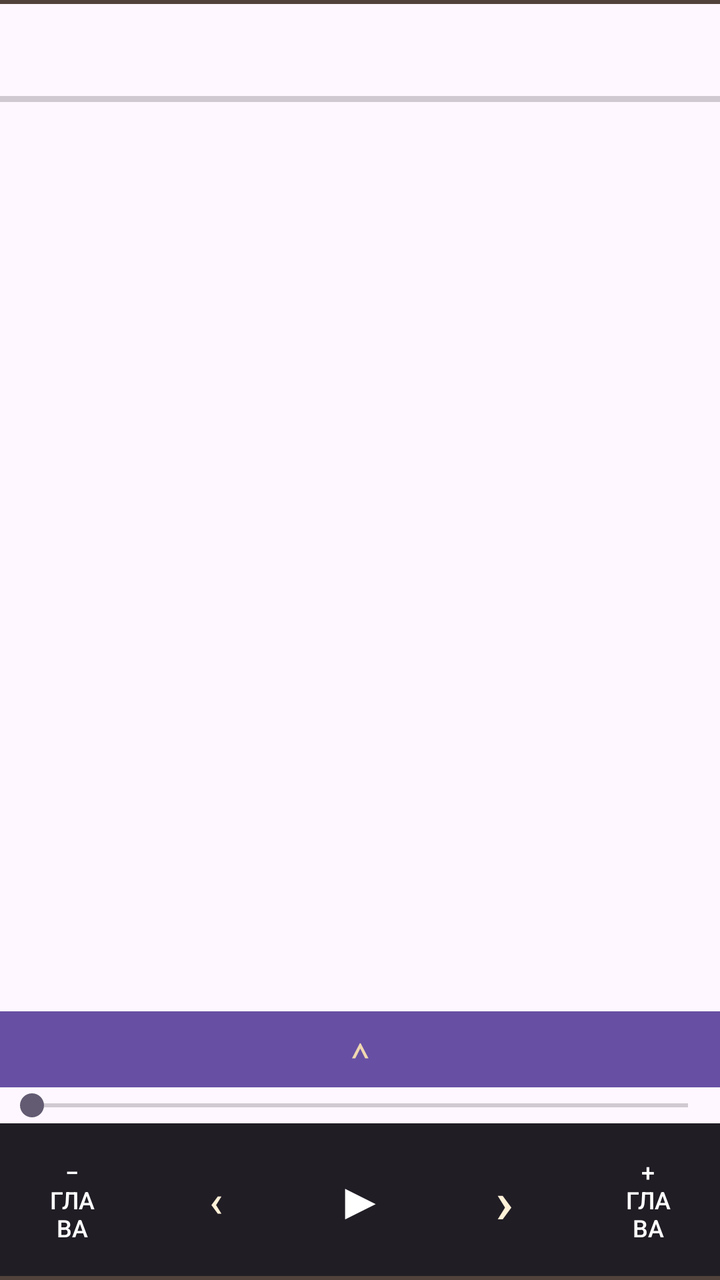
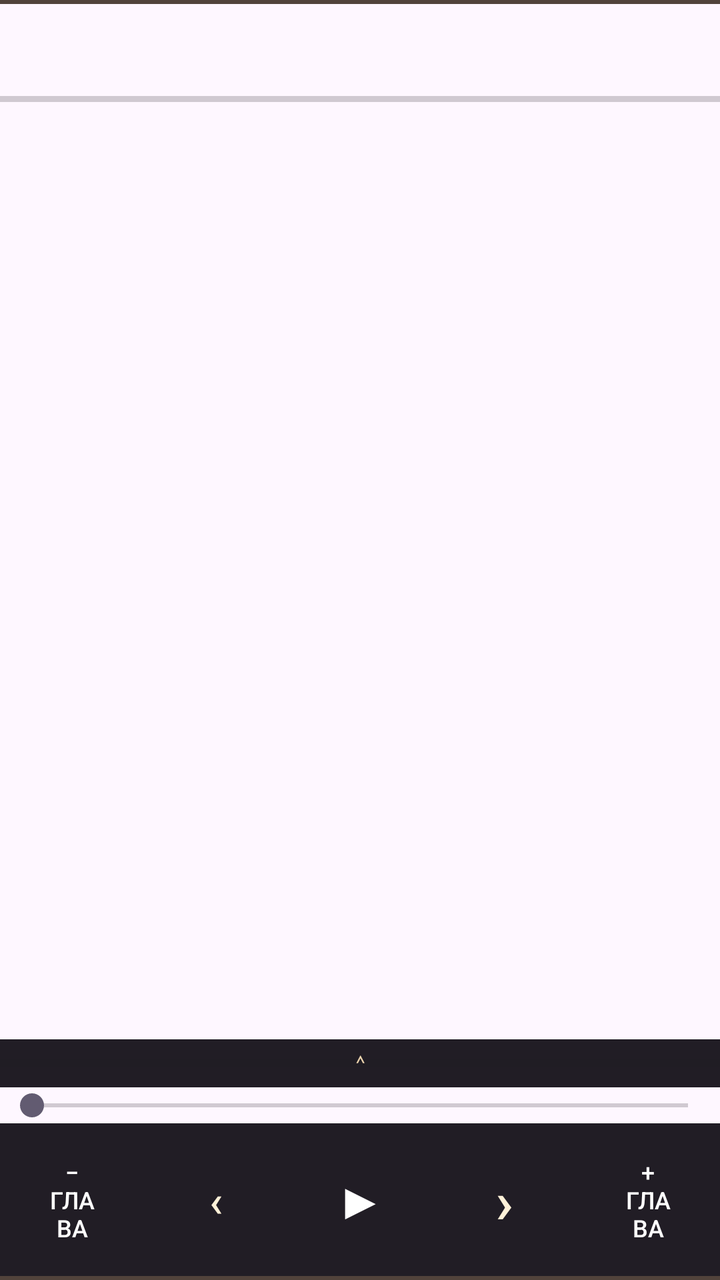

Screens rendered from an Android XML layout before and after an edit, with the pre-edit source and the edit as a unified diff.
<!-- AndroidManifest.xml: application theme Theme.OpenAloud -->
<!-- res/layout/activity_main.xml -->
<?xml version="1.0" encoding="utf-8"?>
<LinearLayout xmlns:android="http://schemas.android.com/apk/res/android"
    android:layout_width="match_parent"
    android:layout_height="match_parent"
    android:fitsSystemWindows="true"
    android:orientation="vertical">

    <View android:id="@+id/topFrame" android:layout_width="match_parent" android:layout_height="2dp" android:background="#51433B" />

    <com.google.android.material.appbar.MaterialToolbar
        android:id="@+id/toolbar"
        android:layout_width="match_parent"
        android:layout_height="46dp" />

    <ProgressBar android:id="@+id/miniProgress" style="?android:attr/progressBarStyleHorizontal" android:layout_width="match_parent" android:layout_height="3dp" android:max="100" android:progress="0" android:indeterminate="false" />

    <androidx.recyclerview.widget.RecyclerView
        android:id="@+id/list"
        android:layout_width="match_parent"
        android:layout_height="0dp"
        android:layout_weight="1" />

    <Button
        android:id="@+id/expandControls"
        android:layout_width="match_parent"
        android:layout_height="38dp"
        android:background="#211D25"
        android:text="⌃"
        android:textColor="#F0D7B0"
        android:textSize="20sp" />

    <SeekBar
        android:id="@+id/seek"
        android:layout_width="match_parent"
        android:layout_height="wrap_content" />

    <SeekBar
        android:id="@+id/browseSeek"
        android:layout_width="match_parent"
        android:layout_height="wrap_content"
        android:visibility="gone"
        android:contentDescription="Быстрый просмотр текста без изменения чтения" />

    <LinearLayout
        android:id="@+id/controlBar"
        android:layout_width="match_parent"
        android:layout_height="wrap_content"
        android:gravity="center"
        android:orientation="horizontal"
        android:background="#211D25"
        android:paddingVertical="6dp">

        <Button android:id="@+id/prevCh" style="?android:attr/borderlessButtonStyle" android:textColor="#FFFFFF" android:backgroundTint="#51433B"
            android:layout_width="0dp" android:layout_height="wrap_content"
            android:layout_weight="1" android:text="− глава" android:textSize="12sp" />
        <Button android:id="@+id/prev" style="?android:attr/borderlessButtonStyle" android:backgroundTint="#51433B" android:textColor="#FFF1D8"
            android:layout_width="0dp" android:layout_height="wrap_content"
            android:layout_weight="1" android:text="‹" android:textSize="22sp" />
        <Button android:id="@+id/play" style="?android:attr/borderlessButtonStyle" android:backgroundTint="#8A6744" android:textColor="#FFFFFF"
            android:layout_width="0dp" android:layout_height="wrap_content"
            android:layout_weight="1" android:text="▶" android:textSize="26sp" />
        <Button android:id="@+id/next" style="?android:attr/borderlessButtonStyle" android:backgroundTint="#51433B" android:textColor="#FFF1D8"
            android:layout_width="0dp" android:layout_height="wrap_content"
            android:layout_weight="1" android:text="›" android:textSize="30sp" />
        <Button android:id="@+id/nextCh" style="?android:attr/borderlessButtonStyle" android:backgroundTint="#51433B" android:textColor="#FFFFFF"
            android:layout_width="0dp" android:layout_height="wrap_content"
            android:layout_weight="1" android:text="+ глава" android:textSize="12sp" />
    </LinearLayout>
    <View android:id="@+id/bottomFrame" android:layout_width="match_parent" android:layout_height="2dp" android:background="#51433B" />
</LinearLayout>
<!-- resources referenced by this layout -->
<resources>
  <style name="Theme.OpenAloud" parent="Theme.Material3.DayNight.NoActionBar" />
</resources>

<!-- the commit's change to res/layout/activity_main.xml (unified diff, before → after) -->
@@ -20,14 +20,36 @@
         android:layout_height="0dp"
         android:layout_weight="1" />
 
-    <Button
-        android:id="@+id/expandControls"
+    <FrameLayout
+        android:id="@+id/progressToggle"
         android:layout_width="match_parent"
-        android:layout_height="38dp"
-        android:background="#211D25"
-        android:text="⌃"
-        android:textColor="#F0D7B0"
-        android:textSize="20sp" />
+        android:layout_height="24dp"
+        android:background="#211D25">
+
+        <ProgressBar
+            android:id="@+id/progressToggleFill"
+            style="?android:attr/progressBarStyleHorizontal"
+            android:layout_width="match_parent"
+            android:layout_height="match_parent"
+            android:max="100"
+            android:progress="0"
+            android:indeterminate="false"
+            android:progressTint="#8A6744"
+            android:progressBackgroundTint="#211D25" />
+
+        <TextView
+            android:id="@+id/expandControls"
+            android:layout_width="match_parent"
+            android:layout_height="match_parent"
+            android:gravity="center"
+            android:clickable="true"
+            android:focusable="true"
+            android:text="⌃"
+            android:textColor="#F0D7B0"
+            android:textSize="10sp"
+            android:maxLines="1"
+            android:ellipsize="end" />
+    </FrameLayout>
 
     <SeekBar
         android:id="@+id/seek"
